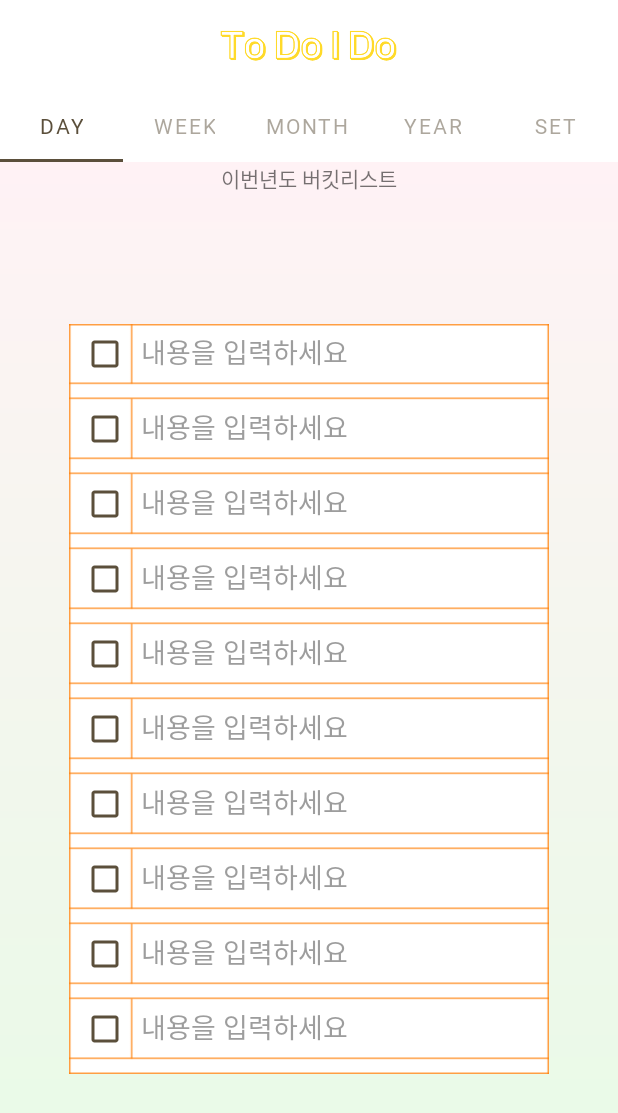
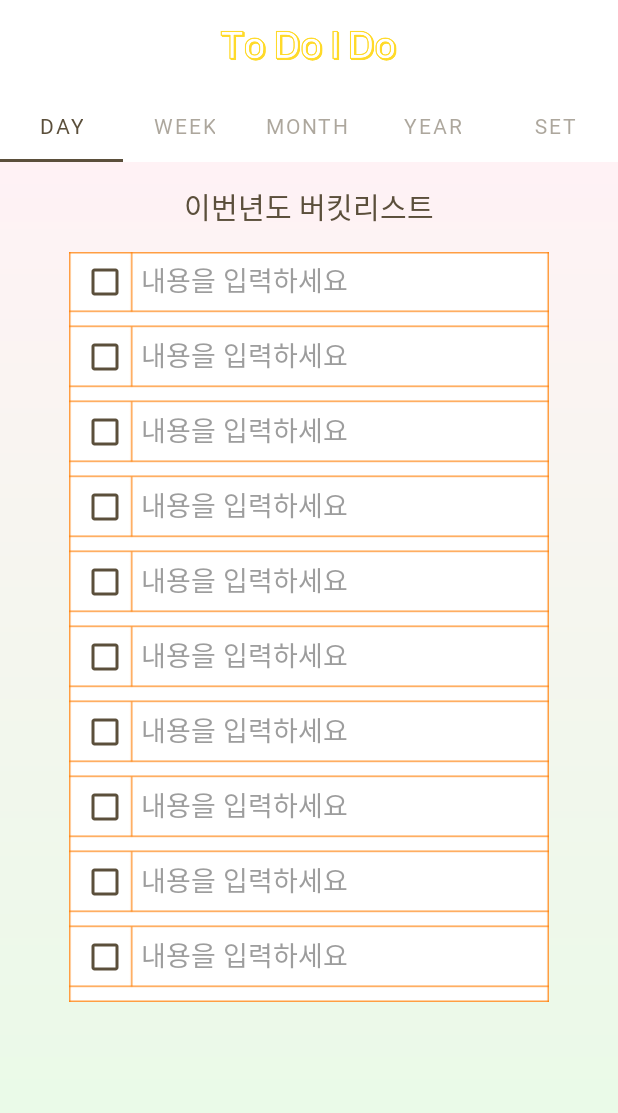
Before and after one commit to lgc6466/todoido2, an Android app: the fragment YearFragment placed in its activity, on a phone screen of 412 x 824 dp. Shown: the top 1113 px of the screen. Run offline under Robolectric (Android 15) with nearby library versions, the phone set to English and light mode, and no system bars; our stand-ins replace Firebase (no records; nobody signed in at launch, a user with empty details on screens opened directly).

Commit message:
year 끝

```diff
--- a/app/src/main/res/layout/fragment_year.xml
+++ b/app/src/main/res/layout/fragment_year.xml
@@ -6,18 +6,24 @@
     tools:context=".Fragment.YearFragment">
 
     <TextView
+        android:id="@+id/year_txt"
         android:layout_width="match_parent"
         android:layout_height="wrap_content"
         android:text="이번년도 버킷리스트"
-        android:gravity="center">
+        android:gravity="center"
+        android:textSize="19dp"
+        android:padding="5dp"
+        android:layout_marginTop="10dp"
+        android:textColor="@color/selected_tab_text_color"/>
 
-    </TextView>
 
     <LinearLayout
         android:layout_width="320dp"
         android:layout_height="wrap_content"
         android:layout_centerInParent="true"
         android:id="@+id/yearlayout"
+        android:layout_marginTop="10dp"
+        android:layout_below="@+id/year_txt"
         android:orientation="vertical"
         android:background="@drawable/yearbg">
 
```
